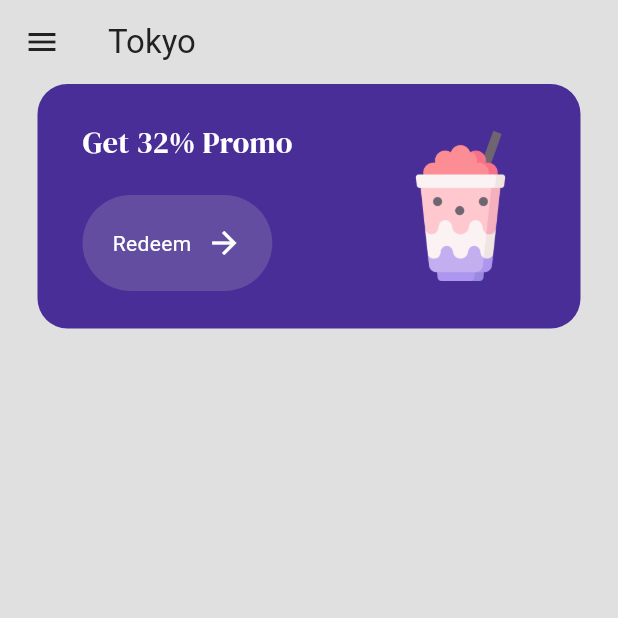
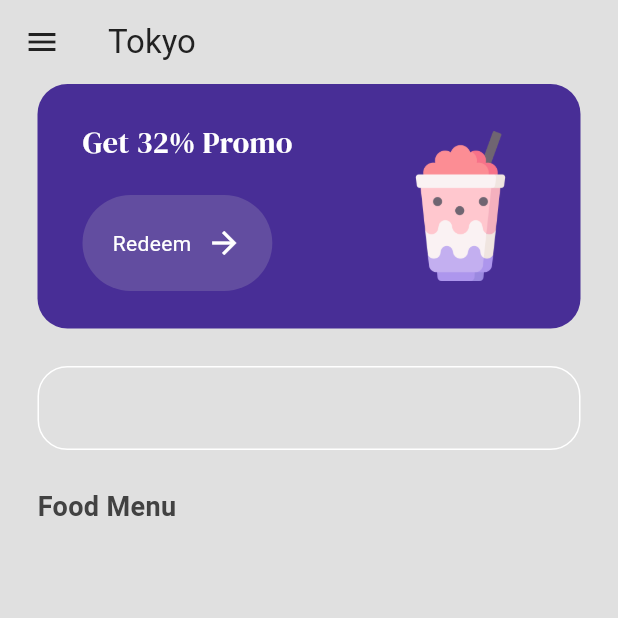
Before and after one commit to strawberryskeleton/tapioka, a Flutter app: the MenuPage screen opened by its route, on a phone screen of 412 x 824 dp, the top half of it. Run offline on Flutter 3.47's test engine with Material 3 defaults, Android fonts, the phone set to English and light mode, and no system bars; our stand-ins replace google_fonts.

Commit message:
menu page search bar created

```diff
--- /dev/null
+++ b/lib/models/food.dart
@@ -0,0 +1,4 @@
+
+class Food {
+
+}
--- a/lib/pages/menu_page.dart
+++ b/lib/pages/menu_page.dart
@@ -28,6 +28,7 @@
         ),
       ),
       body: Column(
+        crossAxisAlignment: CrossAxisAlignment.start,
         children: [
           // promo banner
           Container(
@@ -69,10 +70,45 @@
           const SizedBox(height: 25),
 
           // search bar
+          Padding(
+            padding: const EdgeInsets.symmetric(horizontal: 25.0),
+            child: TextField(
+              decoration: InputDecoration(
+                focusedBorder: OutlineInputBorder(
+                  borderSide: BorderSide(color: Colors.white),
+                  borderRadius: BorderRadius.circular(20),
+                ),
+                enabledBorder: OutlineInputBorder(
+                  borderSide: BorderSide(color: Colors.white),
+                  borderRadius: BorderRadius.circular(20),
+                ),
+              ),
+            ),
+          ),
+
+          const SizedBox(height: 25),
 
           // menu list
+          Padding(
+            padding: const EdgeInsets.symmetric(horizontal: 25.0),
+            child: Text(
+              "Food Menu",
+              style: TextStyle(
+                fontWeight: FontWeight.bold,
+                color: Colors.grey[800],
+                fontSize: 18,
+              ),
+            ),
+          ),
+
+          const SizedBox(height: 10),
 
           // popular food
+
+
+
+
+
         ],
       ),
 
```
